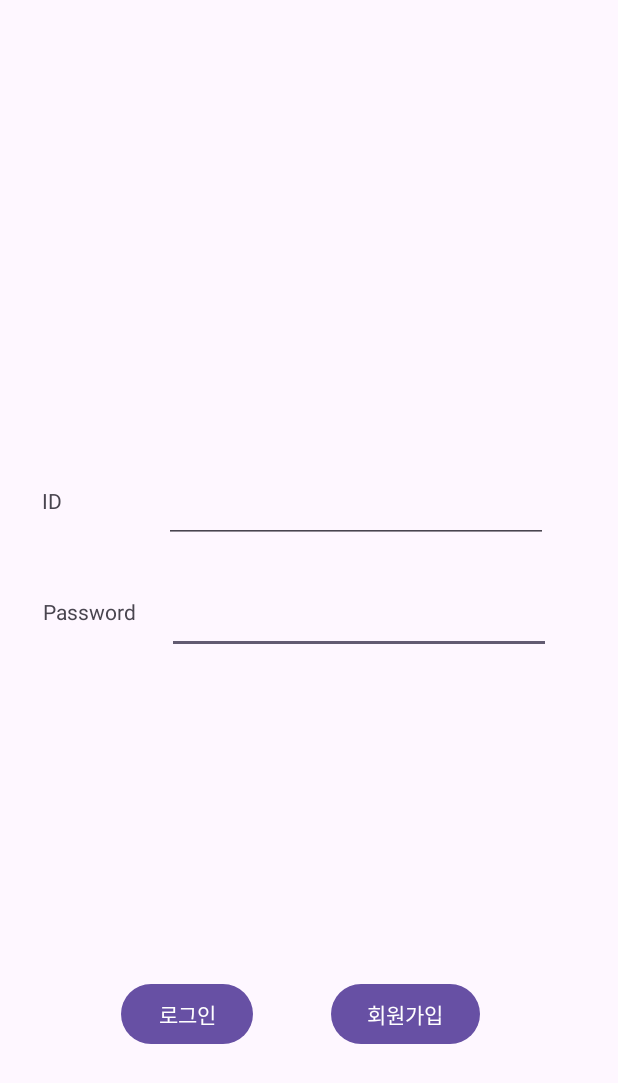
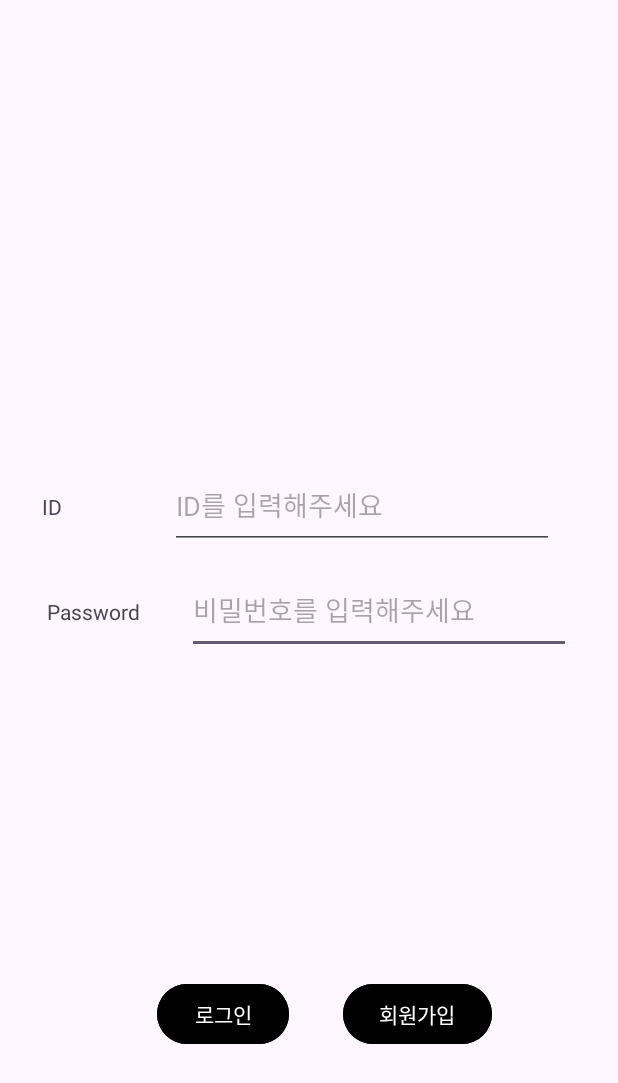
Before and after one commit to gank564/2023_Second_half, an Android app: the screen it shows after launch (MainActivity), on a phone screen of 412 x 824 dp. Shown: the top 1083 px of the screen. Run offline under Robolectric (Android 15) with nearby library versions, the phone set to English and light mode, and no system bars.

Commit message:
commit message add

```diff
--- a/app/build.gradle.kts
+++ b/app/build.gradle.kts
@@ -1,4 +1,4 @@
-plugins {
+ plugins {
     id("com.android.application")
 }
 
--- a/app/src/main/res/layout/activity_main.xml
+++ b/app/src/main/res/layout/activity_main.xml
@@ -10,7 +10,8 @@
         android:id="@+id/Sign_up"
         android:layout_width="wrap_content"
         android:layout_height="wrap_content"
-        android:layout_marginEnd="92dp"
+        android:layout_marginEnd="84dp"
+        android:backgroundTint="#000000"
         android:text="@string/Sign_up"
         app:layout_constraintBaseline_toBaselineOf="@+id/Sign_in"
         app:layout_constraintEnd_toEndOf="parent" />
@@ -19,8 +20,9 @@
         android:id="@+id/Sign_in"
         android:layout_width="wrap_content"
         android:layout_height="wrap_content"
-        android:layout_marginEnd="52dp"
+        android:layout_marginEnd="36dp"
         android:layout_marginBottom="124dp"
+        android:backgroundTint="#000000"
         android:shadowColor="@color/black"
         android:text="@string/Sign_in"
         app:layout_constraintBottom_toBottomOf="parent"
@@ -30,9 +32,9 @@
         android:id="@+id/Password_field"
         android:layout_width="256dp"
         android:layout_height="58dp"
-        android:layout_marginEnd="24dp"
         android:layout_marginBottom="216dp"
         android:ems="10"
+        android:hint="비밀번호를 입력해주세요"
         android:inputType="textPassword"
         app:layout_constraintBottom_toTopOf="@+id/Sign_up"
         app:layout_constraintEnd_toEndOf="parent"
@@ -53,10 +55,13 @@
         android:layout_width="256dp"
         android:layout_height="58dp"
         android:layout_marginStart="68dp"
-        android:layout_marginBottom="36dp"
+        android:layout_marginBottom="32dp"
         android:ems="10"
-        android:inputType="textPassword"
+        android:hint="ID를 입력해주세요"
+        android:inputType="textEmailAddress"
         app:layout_constraintBottom_toTopOf="@+id/Password"
+        app:layout_constraintEnd_toEndOf="parent"
+        app:layout_constraintHorizontal_bias="0.086"
         app:layout_constraintStart_toEndOf="@+id/Id"
         tools:ignore="SpeakableTextPresentCheck" />
 
@@ -64,7 +69,6 @@
         android:id="@+id/Password"
         android:layout_width="wrap_content"
         android:layout_height="wrap_content"
-        android:layout_marginStart="8dp"
         android:layout_marginTop="20dp"
         android:text="@string/password"
         app:layout_constraintEnd_toStartOf="@+id/Password_field"
```
